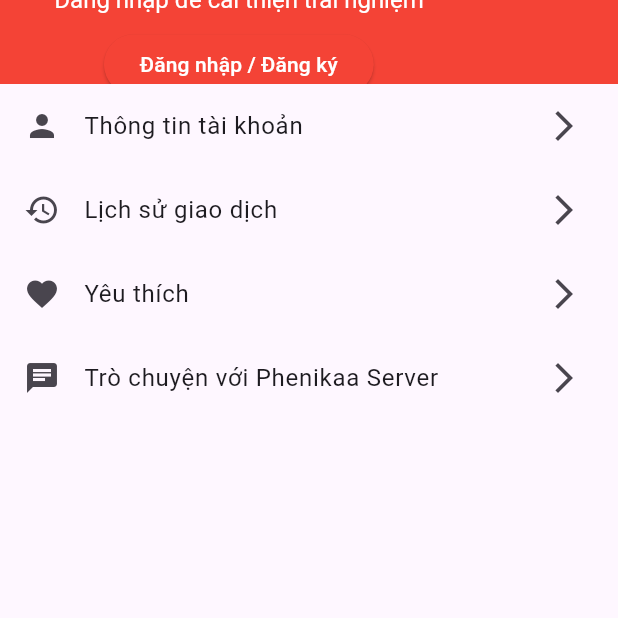
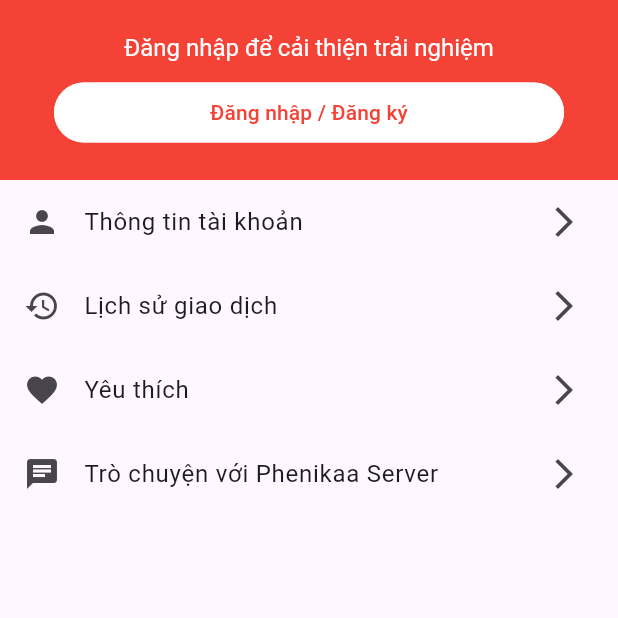
Before and after one commit to MaiAnh-sin/Goup12-lap-trinh-thiet-bi-di-dong, a Flutter app: the UserPage screen opened directly, on a phone screen of 412 x 824 dp, the top half of it. Run offline on Flutter 3.47's test engine with Material 3 defaults, Android fonts, the phone set to English and light mode, and no system bars; our stand-ins replace geolocator, google_maps_flutter, permission_handler.

Commit message:
Mai Anh chỉnh lại form

```diff
--- a/lib/user_page.dart
+++ b/lib/user_page.dart
@@ -14,29 +14,31 @@ class _UserPageState extends State<UserPage> {
       appBar: AppBar(
   automaticallyImplyLeading: false,
   backgroundColor: Colors.red,
-        title: Padding(
-          padding: const EdgeInsets.all(20.0),
-          child: Column(
-            crossAxisAlignment: CrossAxisAlignment.center,
+  toolbarHeight: 120,
+  title: Column(
+    mainAxisAlignment: MainAxisAlignment.center,
     children: [
       Text(
         'Đăng nhập để cải thiện trải nghiệm',
         style: TextStyle(color: Colors.white, fontSize: 16),
       ),
       SizedBox(height: 10),
-              ElevatedButton(
-                onPressed: () {
-                },
-                style: ElevatedButton.styleFrom(
-                  backgroundColor: Colors.red,
-                  foregroundColor: Colors.white,
+      Container(
+        width: double.infinity,
+        padding: EdgeInsets.symmetric(horizontal: 20),
+        child: OutlinedButton(
+          onPressed: () {},
+          style: OutlinedButton.styleFrom(
+            foregroundColor: Colors.red, side: BorderSide(color: Colors.white),
+            backgroundColor: Colors.white,
           ),
           child: Text('Đăng nhập / Đăng ký'),
+        ),
       ),
     ],
   ),
 ),
-      ),
+
 
       body: Column(
         children: [
```
Also changed, not shown: lib/chatbot.dart (added, +15 -0 lines), lib/search_page.dart (+15 -9 lines). Lines whose indentation alone changed are shown as unchanged.
